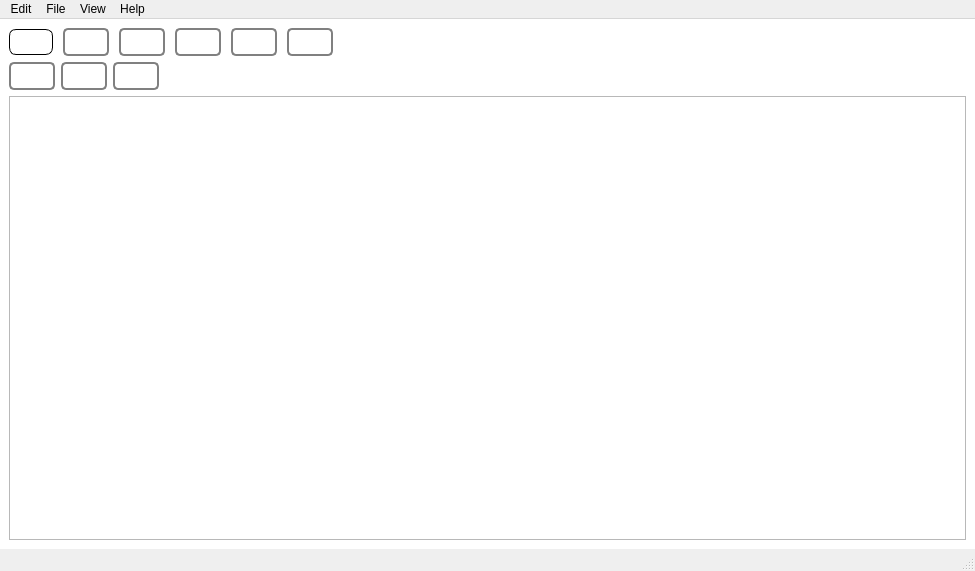
This is mainwindow.ui in Filimon4/python_file_manager as Qt 5 draws it before an edit. The edited form follows.
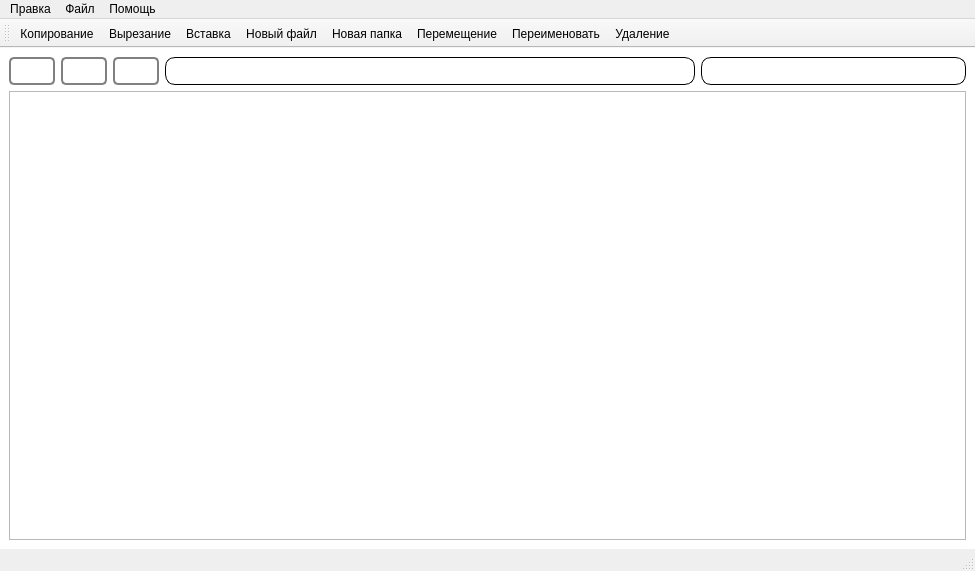
This is the edited form. Icons and pictures are not drawn.

```diff
--- a/mainwindow.ui
+++ b/mainwindow.ui
@@ -63,215 +63,6 @@
     </sizepolicy>
    </property>
    <layout class="QVBoxLayout" name="verticalLayout">
-    <item>
-     <layout class="QHBoxLayout" name="horizontalLayout" stretch="0,0,0,0,0,0,0">
-      <property name="spacing">
-       <number>10</number>
-      </property>
-      <property name="sizeConstraint">
-       <enum>QLayout::SetMaximumSize</enum>
-      </property>
-      <item>
-       <widget class="QPushButton" name="copy_btn">
-        <property name="sizePolicy">
-         <sizepolicy hsizetype="Maximum" vsizetype="Maximum">
-          <horstretch>0</horstretch>
-          <verstretch>0</verstretch>
-         </sizepolicy>
-        </property>
-        <property name="toolTip">
-         <string>copy</string>
-        </property>
-        <property name="statusTip">
-         <string>copy</string>
-        </property>
-        <property name="whatsThis">
-         <string/>
-        </property>
-        <property name="text">
-         <string/>
-        </property>
-        <property name="icon">
-         <iconset resource="icons.qrc">
-          <normaloff>:/imgs_file_manager/copy-alt.png</normaloff>:/imgs_file_manager/copy-alt.png</iconset>
-        </property>
-        <property name="iconSize">
-         <size>
-          <width>40</width>
-          <height>40</height>
-         </size>
-        </property>
-       </widget>
-      </item>
-      <item>
-       <widget class="QPushButton" name="cut_btn">
-        <property name="sizePolicy">
-         <sizepolicy hsizetype="Maximum" vsizetype="Maximum">
-          <horstretch>0</horstretch>
-          <verstretch>0</verstretch>
-         </sizepolicy>
-        </property>
-        <property name="toolTip">
-         <string>cut</string>
-        </property>
-        <property name="statusTip">
-         <string>cut</string>
-        </property>
-        <property name="text">
-         <string/>
-        </property>
-        <property name="icon">
-         <iconset resource="icons.qrc">
-          <normaloff>:/imgs_file_manager/scissors.png</normaloff>:/imgs_file_manager/scissors.png</iconset>
-        </property>
-        <property name="iconSize">
-         <size>
-          <width>40</width>
-          <height>40</height>
-         </size>
-        </property>
-       </widget>
-      </item>
-      <item>
-       <widget class="QPushButton" name="paste_btn">
-        <property name="sizePolicy">
-         <sizepolicy hsizetype="Maximum" vsizetype="Maximum">
-          <horstretch>0</horstretch>
-          <verstretch>0</verstretch>
-         </sizepolicy>
-        </property>
-        <property name="toolTip">
-         <string>paste</string>
-        </property>
-        <property name="statusTip">
-         <string>paste</string>
-        </property>
-        <property name="text">
-         <string/>
-        </property>
-        <property name="icon">
-         <iconset resource="icons.qrc">
-          <normaloff>:/imgs_file_manager/paste.png</normaloff>:/imgs_file_manager/paste.png</iconset>
-        </property>
-        <property name="iconSize">
-         <size>
-          <width>40</width>
-          <height>40</height>
-         </size>
-        </property>
-       </widget>
-      </item>
-      <item>
-       <widget class="QPushButton" name="newFile_btn">
-        <property name="sizePolicy">
-         <sizepolicy hsizetype="Maximum" vsizetype="Maximum">
-          <horstretch>0</horstretch>
-          <verstretch>0</verstretch>
-         </sizepolicy>
-        </property>
-        <property name="toolTip">
-         <string>newFile</string>
-        </property>
-        <property name="statusTip">
-         <string>newFile</string>
-        </property>
-        <property name="text">
-         <string/>
-        </property>
-        <property name="icon">
-         <iconset resource="icons.qrc">
-          <normaloff>:/imgs_file_manager/add-document.png</normaloff>:/imgs_file_manager/add-document.png</iconset>
-        </property>
-        <property name="iconSize">
-         <size>
-          <width>40</width>
-          <height>40</height>
-         </size>
-        </property>
-       </widget>
-      </item>
-      <item>
-       <widget class="QPushButton" name="newFolder_btn">
-        <property name="sizePolicy">
-         <sizepolicy hsizetype="Maximum" vsizetype="Maximum">
-          <horstretch>0</horstretch>
-          <verstretch>0</verstretch>
-         </sizepolicy>
-        </property>
-        <property name="toolTip">
-         <string>newFolder</string>
-        </property>
-        <property name="statusTip">
-         <string>newFolder</string>
-        </property>
-        <property name="text">
-         <string/>
-        </property>
-        <property name="icon">
-         <iconset resource="icons.qrc">
-          <normaloff>:/imgs_file_manager/add-folder.png</normaloff>:/imgs_file_manager/add-folder.png</iconset>
-        </property>
-        <property name="iconSize">
-         <size>
-          <width>40</width>
-          <height>40</height>
-         </size>
-        </property>
-       </widget>
-      </item>
-      <item>
-       <widget class="QPushButton" name="delete_btn">
-        <property name="sizePolicy">
-         <sizepolicy hsizetype="Maximum" vsizetype="Maximum">
-          <horstretch>0</horstretch>
-          <verstretch>0</verstretch>
-         </sizepolicy>
-        </property>
-        <property name="toolTip">
-         <string>delete</string>
-        </property>
-        <property name="statusTip">
-         <string>delete</string>
-        </property>
-        <property name="text">
-         <string/>
-        </property>
-        <property name="icon">
-         <iconset resource="icons.qrc">
-          <normaloff>:/imgs_file_manager/trash.png</normaloff>:/imgs_file_manager/trash.png</iconset>
-        </property>
-        <property name="iconSize">
-         <size>
-          <width>40</width>
-          <height>40</height>
-         </size>
-        </property>
-       </widget>
-      </item>
-      <item>
-       <spacer name="horizontalSpacer">
-        <property name="sizePolicy">
-         <sizepolicy hsizetype="Expanding" vsizetype="Minimum">
-          <horstretch>0</horstretch>
-          <verstretch>0</verstretch>
-         </sizepolicy>
-        </property>
-        <property name="orientation">
-         <enum>Qt::Horizontal</enum>
-        </property>
-        <property name="sizeType">
-         <enum>QSizePolicy::Expanding</enum>
-        </property>
-        <property name="sizeHint" stdset="0">
-         <size>
-          <width>250</width>
-          <height>20</height>
-         </size>
-        </property>
-       </spacer>
-      </item>
-     </layout>
-    </item>
     <item>
      <layout class="QHBoxLayout" name="horizontalLayout_2" stretch="1,1,1,8,4">
       <item>
@@ -291,8 +82,8 @@
         </property>
         <property name="iconSize">
          <size>
-          <width>25</width>
-          <height>25</height>
+          <width>15</width>
+          <height>15</height>
          </size>
         </property>
        </widget>
@@ -317,8 +108,8 @@
         </property>
         <property name="iconSize">
          <size>
-          <width>25</width>
-          <height>25</height>
+          <width>15</width>
+          <height>15</height>
          </size>
         </property>
        </widget>
@@ -337,14 +128,27 @@
         </property>
         <property name="iconSize">
          <size>
-          <width>25</width>
-          <height>25</height>
+          <width>15</width>
+          <height>15</height>
          </size>
         </property>
        </widget>
       </item>
       <item>
        <widget class="QLabel" name="directory">
+        <property name="autoFillBackground">
+         <bool>false</bool>
+        </property>
+        <property name="styleSheet">
+         <string notr="true">border: 1px solid black;
+border-radius: 10px;
+
+
+</string>
+        </property>
+        <property name="lineWidth">
+         <number>2</number>
+        </property>
         <property name="text">
          <string/>
         </property>
@@ -352,6 +156,11 @@
       </item>
       <item>
        <widget class="QLabel" name="find">
+        <property name="styleSheet">
+         <string notr="true">border: 1px solid black;
+border-radius: 10px;
+</string>
+        </property>
         <property name="text">
          <string/>
         </property>
@@ -397,13 +206,13 @@
    </property>
    <widget class="QMenu" name="menuEdit">
     <property name="title">
-     <string>Edit</string>
+     <string>Правка</string>
     </property>
     <addaction name="actionQuit"/>
    </widget>
    <widget class="QMenu" name="menuFile">
     <property name="title">
-     <string>File</string>
+     <string>Файл</string>
     </property>
     <addaction name="actionCopy"/>
     <addaction name="actionPaste"/>
@@ -416,22 +225,35 @@
    </widget>
    <widget class="QMenu" name="menuHelp">
     <property name="title">
-     <string>Help</string>
+     <string>Помощь</string>
     </property>
     <addaction name="actionAbout"/>
     <addaction name="actionAbout_Qt"/>
    </widget>
-   <widget class="QMenu" name="menuView">
-    <property name="title">
-     <string>View</string>
-    </property>
-   </widget>
    <addaction name="menuEdit"/>
    <addaction name="menuFile"/>
-   <addaction name="menuView"/>
    <addaction name="menuHelp"/>
   </widget>
   <widget class="QStatusBar" name="statusbar"/>
+  <widget class="QToolBar" name="toolBar">
+   <property name="windowTitle">
+    <string>toolBar</string>
+   </property>
+   <attribute name="toolBarArea">
+    <enum>TopToolBarArea</enum>
+   </attribute>
+   <attribute name="toolBarBreak">
+    <bool>false</bool>
+   </attribute>
+   <addaction name="actionCopy"/>
+   <addaction name="actionCut"/>
+   <addaction name="actionPaste"/>
+   <addaction name="actionNew_File"/>
+   <addaction name="actionMake_folder"/>
+   <addaction name="actionMove"/>
+   <addaction name="actionRename"/>
+   <addaction name="actionDelete_folder"/>
+  </widget>
   <action name="actionQuit">
    <property name="icon">
     <iconset resource="icons.qrc">
@@ -447,7 +269,7 @@
      <normaloff>:/imgs_file_manager/copy-alt.png</normaloff>:/imgs_file_manager/copy-alt.png</iconset>
    </property>
    <property name="text">
-    <string>Copy</string>
+    <string>Копирование</string>
    </property>
    <property name="shortcut">
     <string>Ctrl+C</string>
@@ -459,7 +281,7 @@
      <normaloff>:/imgs_file_manager/paste.png</normaloff>:/imgs_file_manager/paste.png</iconset>
    </property>
    <property name="text">
-    <string>Paste</string>
+    <string>Вставка</string>
    </property>
    <property name="shortcut">
     <string>Ctrl+V</string>
@@ -471,7 +293,7 @@
      <normaloff>:/imgs_file_manager/scissors.png</normaloff>:/imgs_file_manager/scissors.png</iconset>
    </property>
    <property name="text">
-    <string>Cut</string>
+    <string>Вырезание</string>
    </property>
   </action>
   <action name="actionAbout">
@@ -498,7 +320,7 @@
      <normaloff>:/imgs_file_manager/pen-square.png</normaloff>:/imgs_file_manager/pen-square.png</iconset>
    </property>
    <property name="text">
-    <string>Rename</string>
+    <string>Переименовать</string>
    </property>
   </action>
   <action name="actionMake_folder">
@@ -507,7 +329,7 @@
      <normaloff>:/imgs_file_manager/add-folder.png</normaloff>:/imgs_file_manager/add-folder.png</iconset>
    </property>
    <property name="text">
-    <string>New Folder</string>
+    <string>Новая папка</string>
    </property>
   </action>
   <action name="actionDelete_folder">
@@ -516,7 +338,7 @@
      <normaloff>:/imgs_file_manager/trash.png</normaloff>:/imgs_file_manager/trash.png</iconset>
    </property>
    <property name="text">
-    <string>Delete</string>
+    <string>Удаление</string>
    </property>
   </action>
   <action name="actionNew_File">
@@ -525,7 +347,7 @@
      <normaloff>:/imgs_file_manager/add-document.png</normaloff>:/imgs_file_manager/add-document.png</iconset>
    </property>
    <property name="text">
-    <string>New File</string>
+    <string>Новый файл</string>
    </property>
   </action>
   <action name="actionMove">
@@ -534,7 +356,7 @@
      <normaloff>:/imgs_file_manager/move-to-folder.png</normaloff>:/imgs_file_manager/move-to-folder.png</iconset>
    </property>
    <property name="text">
-    <string>Move</string>
+    <string>Перемещение</string>
    </property>
   </action>
  </widget>
```
Left out of the diff: 6 changed lines with no effect on the pictures.
